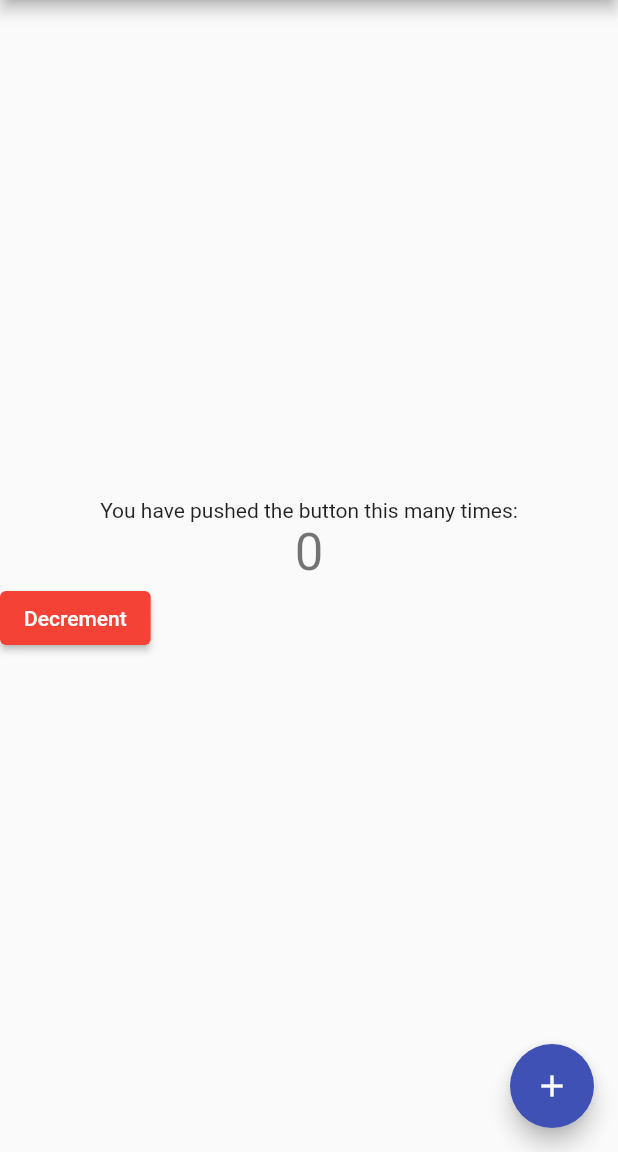
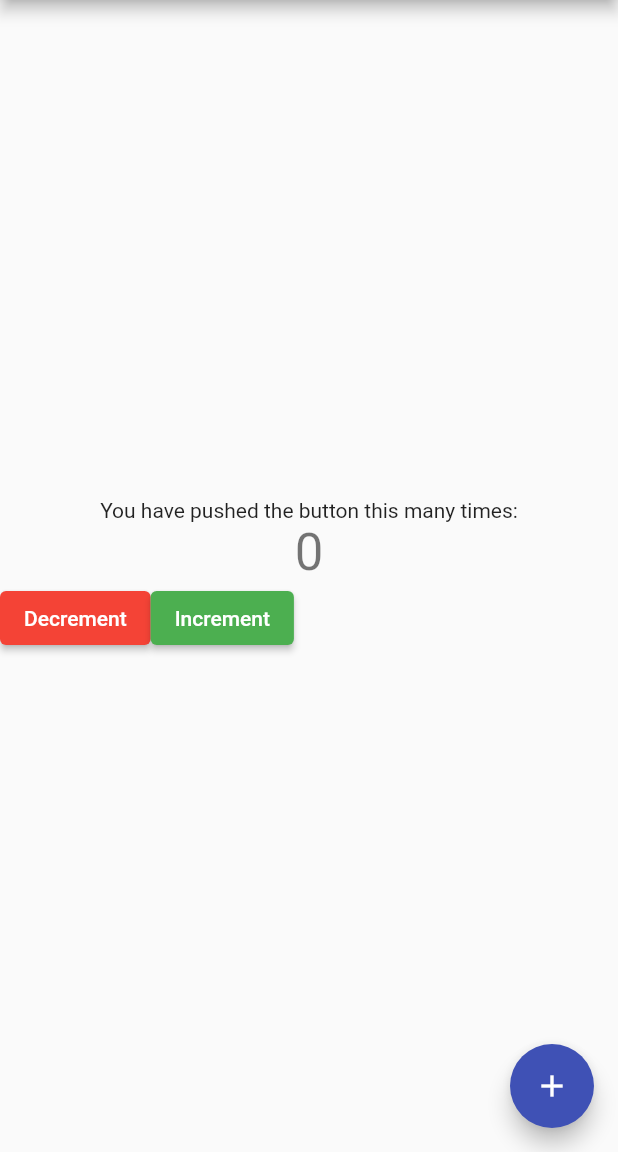
Before and after one commit to BeokBeok/FlutterInAction, a Flutter app: the screen it shows after launch, on a phone screen of 412 x 824 dp, the part 84-1236 px from its top. Run offline on Flutter 3.47's test engine with Material 2 defaults, Android fonts, the phone set to English and light mode, and no system bars.

Commit message:
:test_tube: [3.6.6] 카운터를 증가시키는 ElevatedButton 추가

```diff
--- a/counter_app/lib/main.dart
+++ b/counter_app/lib/main.dart
@@ -115,6 +115,14 @@ class _MyHomePageState extends State<MyHomePage> {
                         "Decrement",
                         style: TextStyle(color: Colors.white)
                     )
+                ),
+                ElevatedButton(
+                    style: ElevatedButton.styleFrom(primary: Colors.green),
+                    onPressed: _incrementCounter,
+                    child: Text(
+                      "Increment",
+                      style: TextStyle(color: Colors.white),
+                    )
                 )
               ],
             )
```
